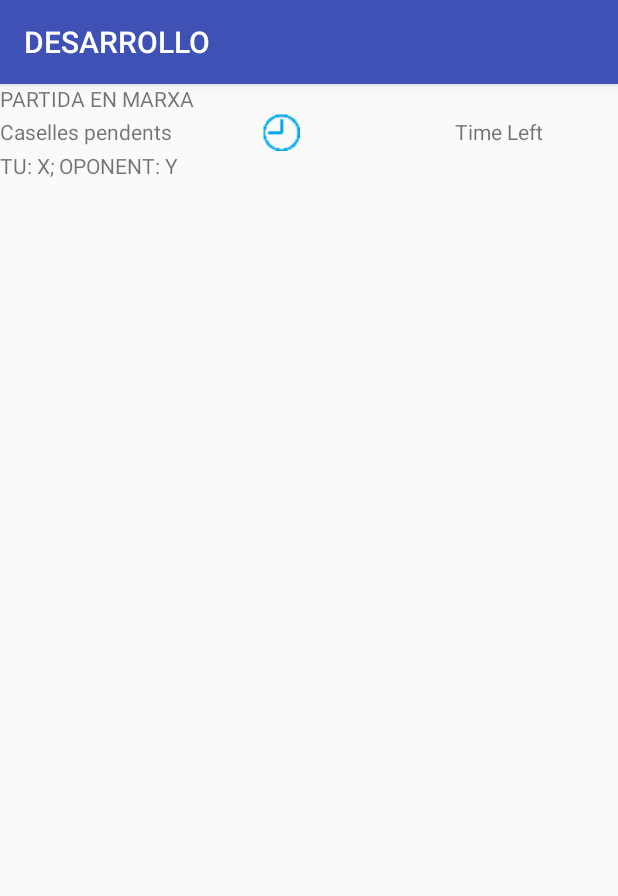
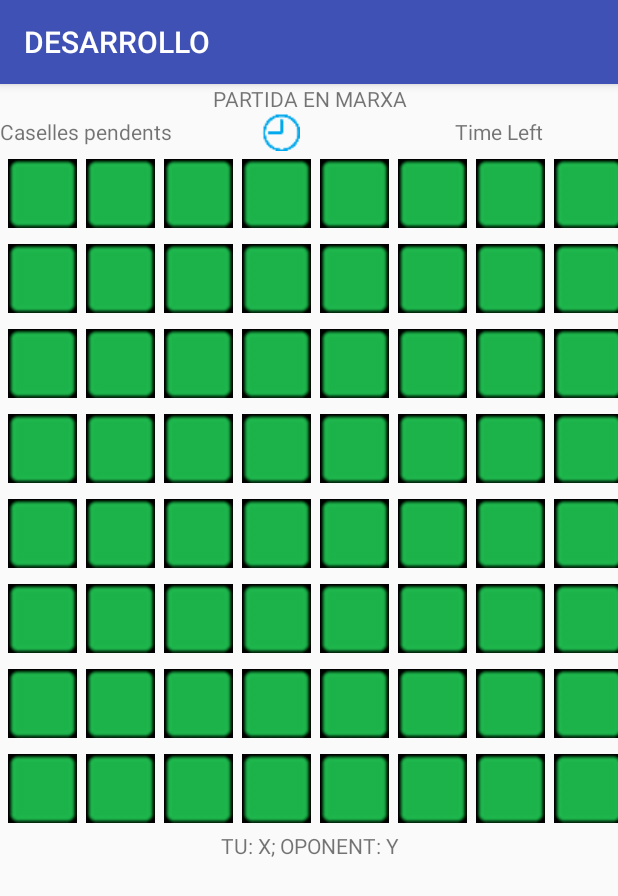
Before and after one commit to Erox7/Reversi, an Android app: the ConfigActivity screen opened directly, with no data from a screen before it, after a tap on "COMENÇAR", on a phone screen of 412 x 824 dp. Shown: the top 896 px of the screen. Run offline under Robolectric (Android 15) with nearby library versions, the phone set to English and light mode, and no system bars.

Commit message:
First Steps

```diff
--- a/app/src/main/java/com/example/erox/reversi/ConfigActivity.java
+++ b/app/src/main/java/com/example/erox/reversi/ConfigActivity.java
@@ -1,9 +1,12 @@
 package com.example.erox.reversi;
 
 import android.content.Intent;
+import android.provider.MediaStore;
 import android.support.v7.app.AppCompatActivity;
 import android.os.Bundle;
 import android.view.View;
+import android.widget.RadioButton;
+import android.widget.RadioGroup;
 
 public class ConfigActivity extends AppCompatActivity {
 
@@ -14,6 +17,9 @@ public class ConfigActivity extends AppCompatActivity {
     }
     public void moveToGame(View view){
         Intent in = new Intent(this,DesarrolloActivity.class);
+        RadioGroup RG = (RadioGroup) findViewById(R.id.RadioGroup);
+        RadioButton RB = (RadioButton) findViewById(RG.getCheckedRadioButtonId());
+        in.putExtra("key",RB.getText());
         startActivity(in);
         finish();
     }
--- a/app/src/main/java/com/example/erox/reversi/DesarrolloActivity.java
+++ b/app/src/main/java/com/example/erox/reversi/DesarrolloActivity.java
@@ -4,13 +4,40 @@ import android.content.Intent;
 import android.support.v7.app.AppCompatActivity;
 import android.os.Bundle;
 import android.view.View;
+import android.widget.AdapterView;
+import android.widget.GridView;
+
+import java.util.Arrays;
 
 public class DesarrolloActivity extends AppCompatActivity {
+    private int time = 0;
 
     @Override
     protected void onCreate(Bundle savedInstanceState) {
         super.onCreate(savedInstanceState);
         setContentView(R.layout.activity_desarrollo);
+        Intent in = getIntent();
+        Integer numCols = Integer.parseInt(in.getStringExtra("key").toString());
+        GridView gridview = (GridView) findViewById(R.id.gridView);
+        gridview.setNumColumns(numCols);
+        ImageAdapter adapter = new ImageAdapter(this);
+        Integer [] toSet = new Integer[0];
+        for(int i=0; i < (numCols*numCols);i++ ){
+                toSet = addElement(toSet, R.drawable.button_normal);
+        }
+        adapter.setmThumbIds(toSet);
+        gridview.setAdapter(adapter);
+        gridview.setOnItemClickListener(new AdapterView.OnItemClickListener() {
+            @Override
+            public void onItemClick(AdapterView<?> parent, View view, int position, long id) {
+
+            }
+        });
+    }
+    static Integer[] addElement(Integer[] a, int e) {
+        a  = Arrays.copyOf(a, a.length + 1);
+        a[a.length - 1] = e;
+        return a;
     }
 
 }
--- /dev/null
+++ b/app/src/main/java/com/example/erox/reversi/ImageAdapter.java
@@ -0,0 +1,57 @@
+package com.example.erox.reversi;
+
+
+import android.content.Context;
+import android.view.View;
+import android.view.ViewGroup;
+import android.widget.BaseAdapter;
+import android.widget.GridView;
+import android.widget.ImageView;
+
+/**
+ * Created by Erox on 20/04/2017.
+ */
+
+public class ImageAdapter extends BaseAdapter {
+    private Context mContext;
+
+    public ImageAdapter(Context c) {
+        mContext = c;
+    }
+
+    public int getCount() {
+        return mThumbIds.length;
+    }
+
+    public Object getItem(int position) {
+        return null;
+    }
+
+    public long getItemId(int position) {
+        return 0;
+    }
+
+    public void setmThumbIds(Integer[] newThumb){
+        this.mThumbIds =  newThumb;
+    }
+    // create a new ImageView for each item referenced by the Adapter
+    public View getView(int position, View convertView, ViewGroup parent) {
+        ImageView imageView;
+        if (convertView == null) {
+            // if it's not recycled, initialize some attributes
+            imageView = new ImageView(mContext);
+            imageView.setLayoutParams(new GridView.LayoutParams(85, 85));
+            imageView.setScaleType(ImageView.ScaleType.CENTER_CROP);
+            imageView.setPadding(8, 8, 8, 8);
+        } else {
+            imageView = (ImageView) convertView;
+        }
+
+        imageView.setImageResource(mThumbIds[position]);
+        return imageView;
+    }
+
+    // references to our images
+    private Integer[] mThumbIds = {
+    };
+}
--- a/app/src/main/java/com/example/erox/reversi/MainActivity.java
+++ b/app/src/main/java/com/example/erox/reversi/MainActivity.java
@@ -18,7 +18,7 @@ public class MainActivity extends AppCompatActivity {
         finish();
     }
     public void moveToGame(View view){
-        Intent in = new Intent(this,DesarrolloActivity.class);
+        Intent in = new Intent(this,ConfigActivity.class);
         startActivity(in);
         finish();
     }
--- a/app/src/main/res/layout/activity_desarrollo.xml
+++ b/app/src/main/res/layout/activity_desarrollo.xml
@@ -5,9 +5,10 @@
     android:layout_height="match_parent"
     android:weightSum="1">
     <TextView
-        android:layout_width="wrap_content"
+        android:layout_width="match_parent"
         android:layout_height="wrap_content"
-        android:text="@string/state"/>
+        android:text="@string/state"
+        android:gravity="center"/>
 
     <LinearLayout
         android:layout_width="wrap_content"
@@ -24,13 +25,18 @@
             android:text="                               Time Left"
             android:gravity="center"/>
     </LinearLayout>
-    <GridLayout
-        android:layout_width="wrap_content"
-        android:layout_height="wrap_content">
-    </GridLayout>
+    <GridView
+        android:id="@+id/gridView"
+        android:layout_width="match_parent"
+        android:layout_height="wrap_content"
+        android:columnWidth="100dp"
+        android:numColumns="auto_fit"
+        android:verticalSpacing="0dp">
+    </GridView>
     <TextView
-        android:layout_width="wrap_content"
+        android:layout_width="match_parent"
         android:layout_height="wrap_content"
-        android:text="TU: X; OPONENT: Y"/>
+        android:text="TU: X; OPONENT: Y"
+        android:gravity="center"/>
 
 </LinearLayout>
--- a/app/src/main/res/values/strings.xml
+++ b/app/src/main/res/values/strings.xml
@@ -17,4 +17,8 @@
     <string name="email">E-mail Destinatari</string>
     <string name="newGame">Nova Partida</string>
     <string name="sendmail">Enviar e-mail</string>
+    <string name="cntrlTime">Temps Per cap</string>
+    <string name="edestin">E-mail destí</string>
+    <string name="logHint">Valors del Log</string>
+    <string name="timehint">Dia i hora</string>
 </resources>
--- a/build.gradle
+++ b/build.gradle
@@ -5,7 +5,7 @@ buildscript {
         jcenter()
     }
     dependencies {
-        classpath 'com.android.tools.build:gradle:2.3.0'
+        classpath 'com.android.tools.build:gradle:2.3.1'
 
         // NOTE: Do not place your application dependencies here; they belong
         // in the individual module build.gradle files
```
Also changed, not shown: app/src/main/res/drawable/casilla.xml (added, +7 -0 lines), app/src/main/res/layout-land/activity_config.xml (+4 -3 lines), app/src/main/res/layout/activity_config.xml (+7 -4 lines), app/src/main/res/layout/activity_results.xml (+6 -3 lines), app/src/main/res/drawable/button_black.png (added), app/src/main/res/drawable/button_normal.png (added), app/src/main/res/drawable/button_posible.png (added), app/src/main/res/drawable/button_white.png (added), 179 other files.
